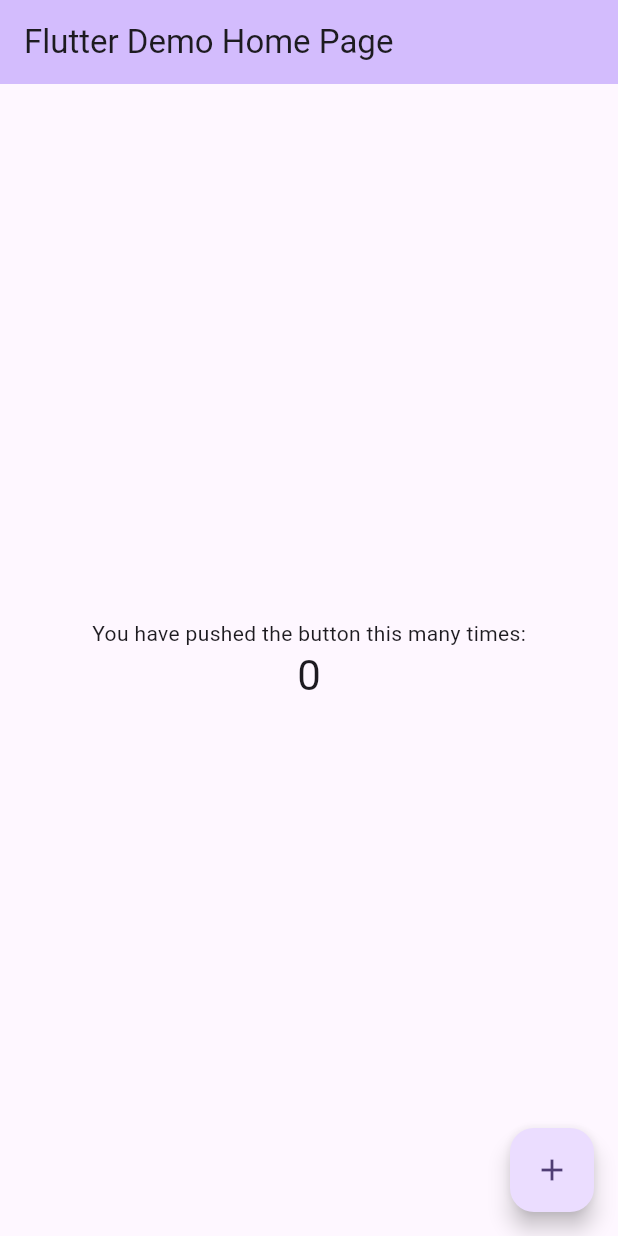
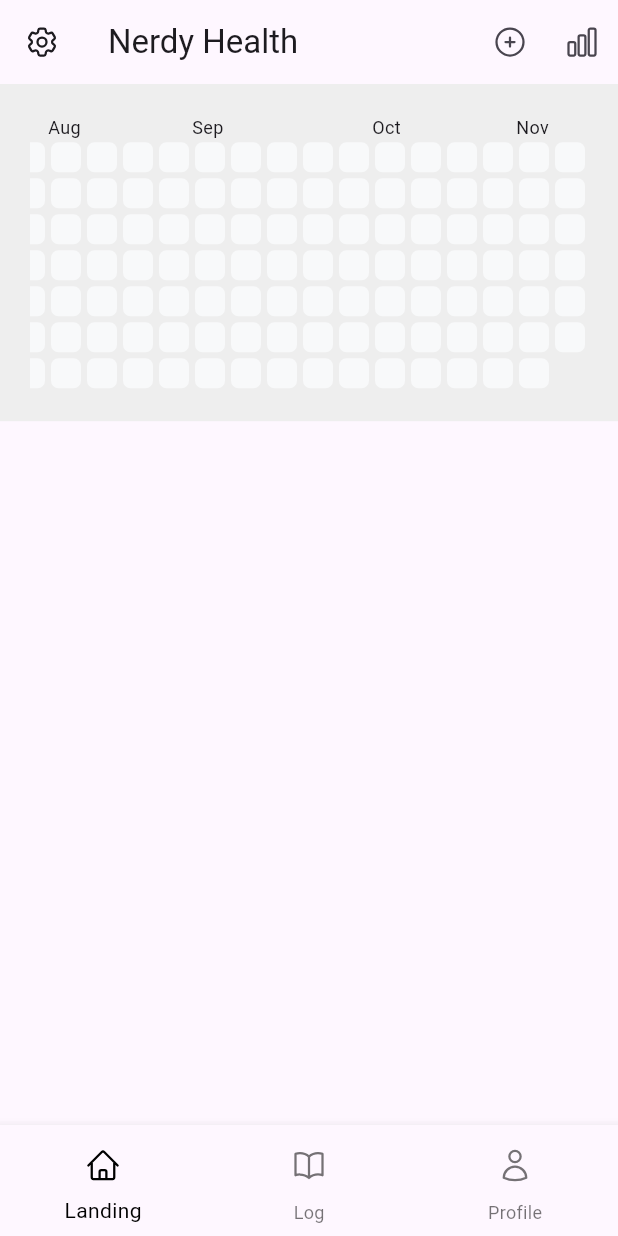
Before and after one commit to SumedhU/nerdy-health, a Flutter app: the screen it shows after launch, on a phone screen of 412 x 824 dp. Run offline on Flutter 3.47's test engine with Material 3 defaults, Android fonts, the phone set to English and light mode, and no system bars; drawn by our look-alikes of flutter_heatmap_calendar; our stand-ins replace firebase_core, flutter_riverpod, go_router, heroicons; accounts and stored records are empty.

Commit message:
Routes and base setup

```diff
--- /dev/null
+++ b/lib/app/landing/views/landing.dart
@@ -0,0 +1,53 @@
+import 'package:flutter/material.dart';
+import 'package:flutter_heatmap_calendar/flutter_heatmap_calendar.dart';
+import 'package:heroicons/heroicons.dart';
+
+class LandingScreen extends StatelessWidget {
+  const LandingScreen({super.key});
+
+  @override
+  Widget build(BuildContext context) {
+    return Scaffold(
+      appBar: AppBar(
+        leading: IconButton(
+          icon: const HeroIcon(
+            HeroIcons.cog6Tooth,
+          ),
+          onPressed: () {},
+        ),
+        title: const Text("Nerdy Health"),
+        actions: [
+          IconButton(
+            icon: HeroIcon(
+              HeroIcons.plusCircle,
+            ),
+            onPressed: () {},
+          ),
+          IconButton(
+            icon: HeroIcon(
+              HeroIcons.chartBar,
+            ),
+            onPressed: () {},
+          ),
+        ],
+      ),
+      body: Column(
+        mainAxisAlignment: MainAxisAlignment.start,
+        children: [
+          Container(
+            padding: const EdgeInsets.all(20),
+            color: Colors.grey[200],
+            child: const HeatMap(
+              scrollable: true,
+              showColorTip: false,
+              colorMode: ColorMode.opacity,
+              colorsets: {
+                1: Colors.green,
+              },
+            ),
+          )
+        ],
+      ),
+    );
+  }
+}
--- /dev/null
+++ b/lib/home.dart
@@ -0,0 +1,97 @@
+import 'package:flutter/material.dart';
+import 'package:flutter/widgets.dart';
+import 'package:flutter_riverpod/flutter_riverpod.dart';
+import 'package:go_router/go_router.dart';
+import 'package:heroicons/heroicons.dart';
+
+import 'package:nerdy_health/routing/app_route.dart';
+import 'package:nerdy_health/routing/app_router.dart';
+
+///
+/// A "shell" screen used as a frame around other screens.
+///
+class HomeScreen extends ConsumerStatefulWidget {
+  final Widget child;
+
+  const HomeScreen({required this.child, super.key});
+
+  @override
+  ConsumerState<HomeScreen> createState() => _HomeScreenState();
+}
+
+class _HomeScreenState extends ConsumerState<HomeScreen> {
+  List<MenuItem> menu = [
+    MenuItem(
+      path: AppRoute.landing.path,
+      icon: const HeroIcon(
+        HeroIcons.home,
+      ),
+      label: "Landing",
+    ),
+    MenuItem(
+        path: AppRoute.log.path,
+        icon: const HeroIcon(
+          HeroIcons.bookOpen,
+        ),
+        label: "Log"),
+    MenuItem(
+      path: AppRoute.profile.path,
+      icon: const HeroIcon(
+        HeroIcons.user,
+      ),
+      label: 'Profile',
+    ),
+  ];
+
+  @override
+  Widget build(BuildContext context) {
+    return Scaffold(
+      body: widget.child,
+      bottomNavigationBar: _navigationBar,
+    );
+  }
+
+  Widget get _navigationBar {
+    return BottomNavigationBar(
+      type: BottomNavigationBarType.fixed,
+      elevation: 6.0,
+      currentIndex: _selectedIndex,
+      selectedItemColor: Colors.black,
+      onTap: (index) => _onItemTapped(context, index),
+      items: menu.map((item) {
+        return BottomNavigationBarItem(
+          icon: Container(
+            padding: const EdgeInsets.all(8.0),
+            child: item.icon,
+          ),
+          label: item.label,
+        );
+      }).toList(),
+    );
+  }
+
+  int get _selectedIndex {
+    final location = GoRouter.of(context).location;
+    final index = menu.indexWhere((item) => item.path.startsWith(location));
+    return index < 0 ? 0 : index;
+  }
+
+  void _onItemTapped(BuildContext context, int index) {
+    if (index != _selectedIndex) {
+      final menuItem = menu[index];
+      context.go(menuItem.path);
+    }
+  }
+}
+
+///
+/// A menu item used for selecting a screen.
+///
+class MenuItem extends BottomNavigationBarItem {
+  final String path;
+  const MenuItem({
+    required this.path,
+    required super.icon,
+    super.label,
+  });
+}
--- a/lib/main.dart
+++ b/lib/main.dart
@@ -1,125 +1,31 @@
+import 'package:firebase_core/firebase_core.dart';
 import 'package:flutter/material.dart';
+import 'package:flutter_riverpod/flutter_riverpod.dart';
+import 'package:nerdy_health/routing/app_router.dart';
 
 void main() {
-  runApp(const MyApp());
+  WidgetsFlutterBinding.ensureInitialized();
+  runApp(
+    const ProviderScope(
+      child: NerdyHealth(),
+    ),
+  );
 }
 
-class MyApp extends StatelessWidget {
-  const MyApp({super.key});
+class NerdyHealth extends ConsumerStatefulWidget {
+  const NerdyHealth({super.key});
 
-  // This widget is the root of your application.
+  @override
+  ConsumerState<ConsumerStatefulWidget> createState() => _NerdyHealthState();
+}
+
+class _NerdyHealthState extends ConsumerState<NerdyHealth> {
   @override
   Widget build(BuildContext context) {
-    return MaterialApp(
-      title: 'Flutter Demo',
-      theme: ThemeData(
-        // This is the theme of your application.
-        //
-        // TRY THIS: Try running your application with "flutter run". You'll see
-        // the application has a purple toolbar. Then, without quitting the app,
-        // try changing the seedColor in the colorScheme below to Colors.green
-        // and then invoke "hot reload" (save your changes or press the "hot
-        // reload" button in a Flutter-supported IDE, or press "r" if you used
-        // the command line to start the app).
-        //
-        // Notice that the counter didn't reset back to zero; the application
-        // state is not lost during the reload. To reset the state, use hot
-        // restart instead.
-        //
-        // This works for code too, not just values: Most code changes can be
-        // tested with just a hot reload.
-        colorScheme: ColorScheme.fromSeed(seedColor: Colors.deepPurple),
-        useMaterial3: true,
-      ),
-      home: const MyHomePage(title: 'Flutter Demo Home Page'),
+    return MaterialApp.router(
+      title: 'NerdyHealth',
+      routerConfig: ref.watch(goRouterProvider),
+      debugShowCheckedModeBanner: true,
     );
   }
 }
-
-class MyHomePage extends StatefulWidget {
-  const MyHomePage({super.key, required this.title});
-
-  // This widget is the home page of your application. It is stateful, meaning
-  // that it has a State object (defined below) that contains fields that affect
-  // how it looks.
-
-  // This class is the configuration for the state. It holds the values (in this
-  // case the title) provided by the parent (in this case the App widget) and
-  // used by the build method of the State. Fields in a Widget subclass are
-  // always marked "final".
-
-  final String title;
-
-  @override
-  State<MyHomePage> createState() => _MyHomePageState();
-}
-
-class _MyHomePageState extends State<MyHomePage> {
-  int _counter = 0;
-
-  void _incrementCounter() {
-    setState(() {
-      // This call to setState tells the Flutter framework that something has
-      // changed in this State, which causes it to rerun the build method below
-      // so that the display can reflect the updated values. If we changed
-      // _counter without calling setState(), then the build method would not be
-      // called again, and so nothing would appear to happen.
-      _counter++;
-    });
-  }
-
-  @override
-  Widget build(BuildContext context) {
-    // This method is rerun every time setState is called, for instance as done
-    // by the _incrementCounter method above.
-    //
-    // The Flutter framework has been optimized to make rerunning build methods
-    // fast, so that you can just rebuild anything that needs updating rather
-    // than having to individually change instances of widgets.
-    return Scaffold(
-      appBar: AppBar(
-        // TRY THIS: Try changing the color here to a specific color (to
-        // Colors.amber, perhaps?) and trigger a hot reload to see the AppBar
-        // change color while the other colors stay the same.
-        backgroundColor: Theme.of(context).colorScheme.inversePrimary,
-        // Here we take the value from the MyHomePage object that was created by
-        // the App.build method, and use it to set our appbar title.
-        title: Text(widget.title),
-      ),
-      body: Center(
-        // Center is a layout widget. It takes a single child and positions it
-        // in the middle of the parent.
-        child: Column(
-          // Column is also a layout widget. It takes a list of children and
-          // arranges them vertically. By default, it sizes itself to fit its
-          // children horizontally, and tries to be as tall as its parent.
-          //
-          // Column has various properties to control how it sizes itself and
-          // how it positions its children. Here we use mainAxisAlignment to
-          // center the children vertically; the main axis here is the vertical
-          // axis because Columns are vertical (the cross axis would be
-          // horizontal).
-          //
-          // TRY THIS: Invoke "debug painting" (choose the "Toggle Debug Paint"
-          // action in the IDE, or press "p" in the console), to see the
-          // wireframe for each widget.
-          mainAxisAlignment: MainAxisAlignment.center,
-          children: <Widget>[
-            const Text(
-              'You have pushed the button this many times:',
-            ),
-            Text(
-              '$_counter',
-              style: Theme.of(context).textTheme.headlineMedium,
-            ),
-          ],
-        ),
-      ),
-      floatingActionButton: FloatingActionButton(
-        onPressed: _incrementCounter,
-        tooltip: 'Increment',
-        child: const Icon(Icons.add),
-      ), // This trailing comma makes auto-formatting nicer for build methods.
-    );
-  }
-}
--- /dev/null
+++ b/lib/routing/app_route.dart
@@ -0,0 +1,18 @@
+///
+/// Defines all routes (locations) leading to a screen on this app.
+///
+enum AppRoute {
+  landing,
+  log,
+  profile,
+}
+
+extension AppRouteExtension on AppRoute {
+  String get path {
+    return this == AppRoute.landing ? '/' : '/$name';
+  }
+
+  String get subpath {
+    return name;
+  }
+}
--- a/pubspec.yaml
+++ b/pubspec.yaml
@@ -35,6 +35,11 @@ dependencies:
   # The following adds the Cupertino Icons font to your application.
   # Use with the CupertinoIcons class for iOS style icons.
   cupertino_icons: ^1.0.6
+  firebase_core: ^3.8.0
+  go_router: ^14.6.0
+  flutter_riverpod: ^2.6.1
+  heroicons: ^0.10.0
+  flutter_heatmap_calendar: ^1.0.5
 
 dev_dependencies:
   flutter_test:
```
Also changed, not shown: lib/app/log/views/log.dart (added, +10 -0 lines), lib/app/profile/views/profile.dart (added, +10 -0 lines), lib/app/settings/views/settings.dart (added, +10 -0 lines), lib/routing/app_router.dart (added, +68 -0 lines), firebase.json (added), lib/firebase_options.dart (added), pubspec.lock, 19 other files.
